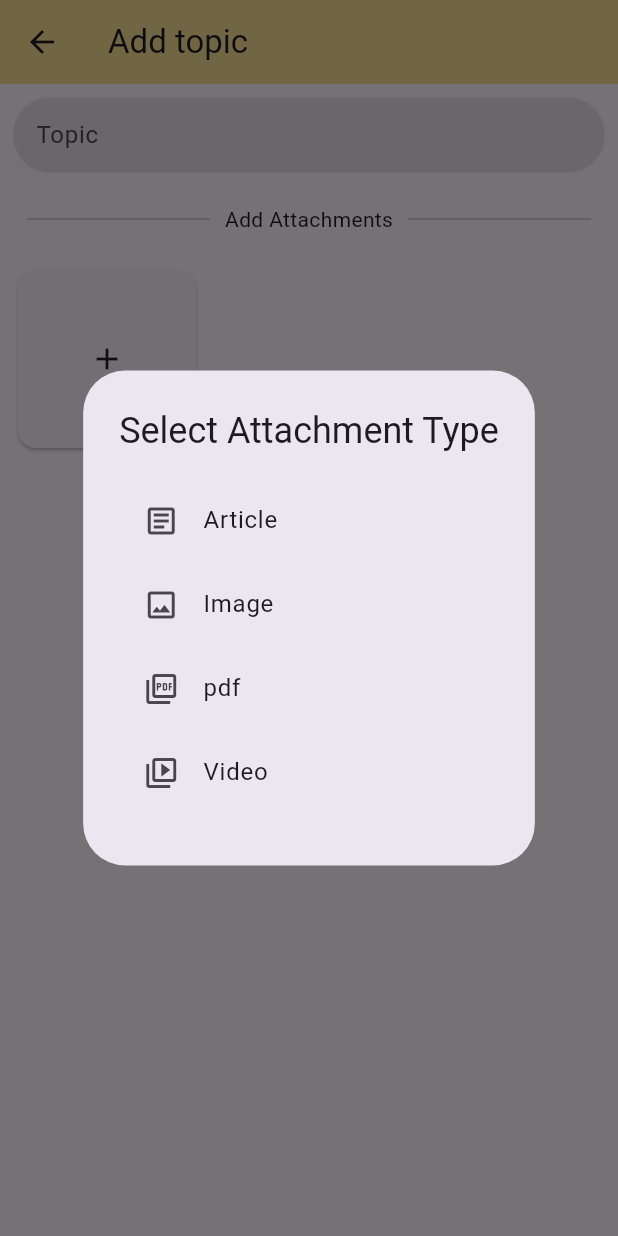
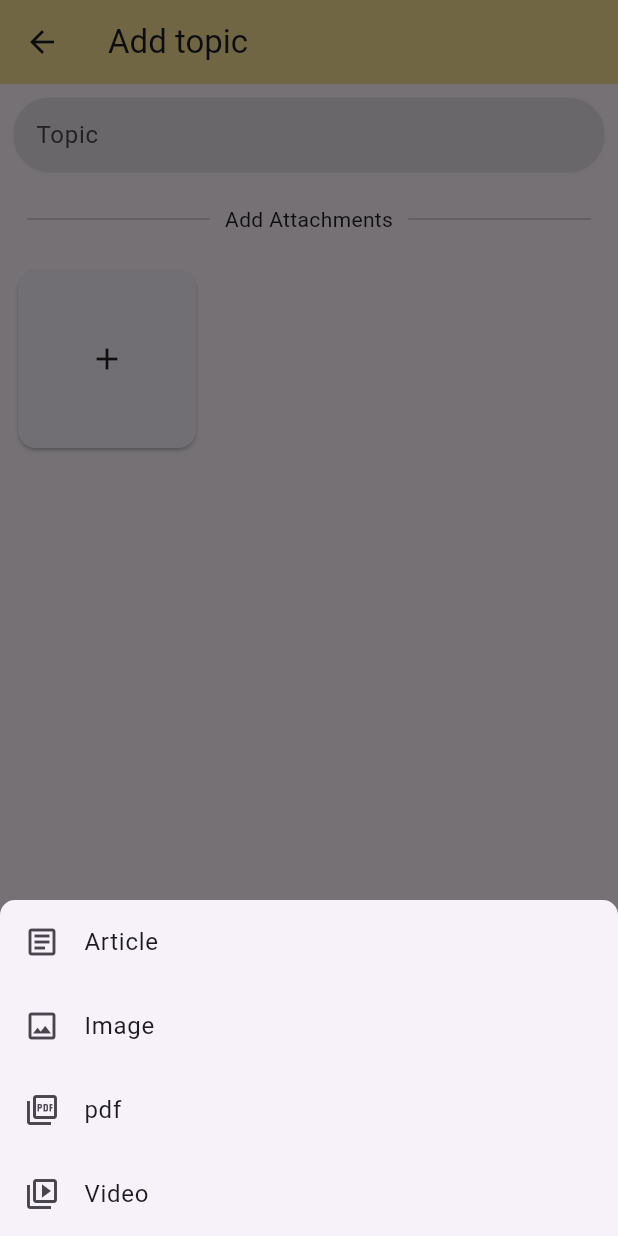
Before and after one commit to sudoadarsh/re_vision, a Flutter app: the screen it shows after launch, after a tap on the "add" icon, on a phone screen of 412 x 824 dp. Run offline on Flutter 3.47's test engine with Material 2 defaults, Android fonts, the phone set to English and light mode, and no system bars; our stand-ins replace bloc, flutter_bloc, shared_preferences, sqflite, table_calendar; missing offline and left inert: favicon; accounts and stored records are empty.

```diff
--- /dev/null
+++ b/lib/base_widgets/base_bottom_modal_sheet.dart
@@ -0,0 +1,23 @@
+import 'package:flutter/material.dart';
+
+class BaseBottomModalSheet extends StatelessWidget {
+  const BaseBottomModalSheet({
+    Key? key,
+    required this.context,
+    required this.child,
+  }) : super(key: key);
+
+  final BuildContext context;
+  final Widget child;
+
+  @override
+  Widget build(BuildContext context) {
+    return SingleChildScrollView(
+      child: Container(
+        padding: EdgeInsets.only(
+            bottom: MediaQuery.of(context).viewInsets.bottom),
+        child: child,
+      ),
+    );
+  }
+}
--- a/lib/constants/decoration_constants.dart
+++ b/lib/constants/decoration_constants.dart
@@ -2,5 +2,24 @@ import 'package:flutter/cupertino.dart';
 
 class DecorationConstants {
   /// Gives circle shape to the widget.
-  static const BoxDecoration circleShape = BoxDecoration(shape: BoxShape.circle);
+  static const BoxDecoration circleShape =
+      BoxDecoration(shape: BoxShape.circle);
+
+  /// Gives rounded border to top of a widget. Is passed to parameter [ShapeBorder].
+  static const RoundedRectangleBorder roundedRectangleBorderTop =
+      RoundedRectangleBorder(
+    borderRadius: BorderRadius.only(
+      topRight: Radius.circular(10.0),
+      topLeft: Radius.circular(10.0),
+    ),
+  );
+
+  /// Gives rounded border to bottom of a widget. Is passed to parameter [ShapeBorder].
+  static const RoundedRectangleBorder roundedRectangleBorderBottom =
+      RoundedRectangleBorder(
+    borderRadius: BorderRadius.only(
+      bottomRight: Radius.circular(10.0),
+      bottomLeft: Radius.circular(10.0),
+    ),
+  );
 }
--- a/lib/constants/icon_constants.dart
+++ b/lib/constants/icon_constants.dart
@@ -35,9 +35,9 @@ class IconConstants {
   static const Icon pdf = Icon(Icons.picture_as_pdf_outlined);
   static const Icon link = Icon(Icons.link);
   static const Widget close = CircleAvatar(
-    radius: 12.0,
+    radius: 18,
     backgroundColor: ColorConstants.secondary,
-    child: Icon(Icons.close, color: ColorConstants.white, size: 16),
+    child: Icon(Icons.close, color: ColorConstants.white, size: 18),
   );
   static final Widget noFavIcon = Image.asset(
     StringConstants.noFavIcon,
--- a/lib/constants/string_constants.dart
+++ b/lib/constants/string_constants.dart
@@ -49,4 +49,9 @@ class StringConstants {
   static const String cancel = 'Cancel';
   static const String save = 'Save';
   static const String link = 'link';
+
+  static const String deleteAttachment = 'Delete this attachment?';
+  static const String ok = 'OK';
+
+  static const String saveAnArticle = 'Save an article';
 }
--- a/lib/models/attachment_dm.dart
+++ b/lib/models/attachment_dm.dart
@@ -1,38 +1,31 @@
-import 'package:re_vision/models/attachment_type_dm.dart';
+import 'package:flutter/cupertino.dart';
 
-/// type : "type"
-/// data : "data"
+enum AttachmentType {
+  link(0),
+  image(1),
+  pdf(2);
+
+  const AttachmentType(this.value);
+
+  final int value;
+}
 
 class AttachmentDm {
+  final String? title;
+  final Icon? icon;
+  final bool isArticle;
+  final bool isPdf;
+  final bool isImage;
+  final bool isVideo;
+  final String? data;
+
   AttachmentDm({
-    AttachmentType? type,
-    String? data,
-  }) {
-    _type = type;
-    _data = data;
-  }
-
-  AttachmentDm.fromJson(dynamic json) {
-    _type = json['type'];
-    _data = json['data'];
-  }
-  AttachmentType? _type;
-  String? _data;
-  AttachmentDm copyWith({
-    AttachmentType? type,
-    String? data,
-  }) =>
-      AttachmentDm(
-        type: type ?? _type,
-        data: data ?? _data,
-      );
-  AttachmentType? get type => _type;
-  String? get data => _data;
-
-  Map<String, dynamic> toJson() {
-    final map = <String, dynamic>{};
-    map['type'] = _type;
-    map['data'] = _data;
-    return map;
-  }
+    this.title,
+    this.icon,
+    this.data,
+    this.isArticle = true,
+    this.isImage = false,
+    this.isPdf = false,
+    this.isVideo = false,
+  });
 }
--- a/lib/models/attachment_type_dm.dart
+++ /dev/null
@@ -1,29 +0,0 @@
-import 'package:flutter/cupertino.dart';
-
-enum AttachmentType {
-  link(0),
-  image(1),
-  pdf(2);
-
-  const AttachmentType(this.value);
-
-  final int value;
-}
-
-class AttachmentTypeDm {
-  final String title;
-  final Icon icon;
-  final bool isArticle;
-  final bool isPdf;
-  final bool isVideo;
-  final String? data;
-
-  AttachmentTypeDm({
-    required this.title,
-    required this.icon,
-    this.data,
-    this.isArticle = true,
-    this.isPdf = false,
-    this.isVideo = false,
-  });
-}
--- /dev/null
+++ b/lib/modules/add_attachment_page/add_attachment_page.dart
@@ -0,0 +1,118 @@
+import 'package:flutter/material.dart';
+import 'package:re_vision/base_widgets/base_depth_form_field.dart';
+import 'package:re_vision/constants/color_constants.dart';
+import 'package:re_vision/extensions/widget_extensions.dart';
+
+import '../../base_widgets/base_text.dart';
+import '../../constants/icon_constants.dart';
+import '../../constants/string_constants.dart';
+import '../../models/attachment_dm.dart';
+
+class AddAttachmentPage extends StatefulWidget {
+  const AddAttachmentPage({Key? key}) : super(key: key);
+
+  @override
+  State<AddAttachmentPage> createState() => _AddAttachmentPageState();
+}
+
+class _AddAttachmentPageState extends State<AddAttachmentPage> {
+  // The list of available attachment types.
+  static final List<AttachmentDm> _attachmentList = [
+    AttachmentDm(
+        title: StringConstants.article, icon: IconConstants.article),
+    AttachmentDm(title: StringConstants.image, icon: IconConstants.image),
+    AttachmentDm(title: StringConstants.pdf, icon: IconConstants.pdf),
+    AttachmentDm(title: StringConstants.video, icon: IconConstants.video),
+  ];
+
+  // Boolean to control the current widget in the modal bottom sheet.
+  bool _articleSelected = false;
+
+  // Global key for text form field that takes the link as an input.
+  final GlobalKey<FormFieldState<String>> _linkFieldKey =
+      GlobalKey<FormFieldState<String>>();
+
+  // The list of view of attachments.
+  Widget _body() {
+    return StatefulBuilder(
+      builder: (context, sst) {
+        // When the user taps on article, change the widget to text form field.
+        return AnimatedCrossFade(
+          duration: const Duration(milliseconds: 400),
+          firstChild: ListView.builder(
+            shrinkWrap: true,
+            itemCount: _attachmentList.length,
+            itemBuilder: (context, index) {
+              AttachmentDm attachment = _attachmentList[index];
+              return ListTile(
+                onTap: () {
+                  // If the user taps on [Article].
+                  if (attachment.isArticle) {
+                    sst(() {
+                      _articleSelected = true;
+                    });
+                  }
+                },
+                leading: attachment.icon,
+                title: BaseText(attachment.title ?? ''),
+              );
+            },
+          ),
+          secondChild: _pasteLink(sst),
+          crossFadeState: _articleSelected
+              ? CrossFadeState.showSecond
+              : CrossFadeState.showFirst,
+        );
+      },
+    );
+  }
+
+  // Paste link here text form field.
+  Widget _pasteLink(void Function(void Function()) sst) {
+    return Column(
+      children: [
+        ListTile(
+          leading: _attachmentList[0].icon,
+          title: BaseText(_attachmentList[0].title ?? ''),
+        ),
+        BaseTextFormFieldWithDepth(
+          maxLines: 4,
+          key: _linkFieldKey,
+          hintText: StringConstants.pasteTheLinkHere,
+        ),
+        Row(
+          children: [
+            // Cancel the the addition of article.
+            TextButton(
+              onPressed: () {
+                sst(() {
+                  _articleSelected = false;
+                });
+              },
+              child: const BaseText(StringConstants.cancel,
+                  color: ColorConstants.secondary),
+            ),
+            // Save the article.
+            TextButton(
+              onPressed: () {
+
+              },
+              child: const BaseText(StringConstants.save,
+                  color: ColorConstants.primary),
+            )
+          ],
+        ),
+      ],
+    ).paddingDefault();
+  }
+
+  @override
+  Widget build(BuildContext context) {
+    return _body();
+  }
+
+  // Function to save the article.
+  // void _saveArticle(AttachmentDm attachmentTypeDm) {
+  //   context.read<AttachmentCubit>().addAttachment(AttachmentDm());
+  // }
+}
--- a/lib/modules/topic_page/topic_page.dart
+++ b/lib/modules/topic_page/topic_page.dart
@@ -1,29 +1,35 @@
 import 'package:favicon/favicon.dart';
-import 'package:flutter/cupertino.dart';
 import 'package:flutter/material.dart';
-import 'package:flutter/services.dart';
 import 'package:flutter_bloc/flutter_bloc.dart';
-import 'package:re_vision/base_widgets/base_alert_dialog.dart';
 import 'package:re_vision/base_widgets/base_depth_form_field.dart';
 import 'package:re_vision/base_widgets/base_text.dart';
 import 'package:re_vision/constants/color_constants.dart';
+import 'package:re_vision/constants/decoration_constants.dart';
 import 'package:re_vision/constants/icon_constants.dart';
 import 'package:re_vision/constants/size_constants.dart';
 import 'package:re_vision/constants/string_constants.dart';
 import 'package:re_vision/extensions/widget_extensions.dart';
 import 'package:re_vision/state_management/attachment/attachment_cubit.dart';
-import 'package:url_launcher/url_launcher.dart';
 
+import '../../base_widgets/base_bottom_modal_sheet.dart';
 import '../../models/attachment_dm.dart';
-import '../../models/attachment_type_dm.dart';
+import '../add_attachment_page/add_attachment_page.dart';
 
-class _AppBar {
-  static PreferredSizeWidget appBar(String title) {
+class _AppBar extends StatelessWidget with PreferredSizeWidget {
+  const _AppBar({Key? key, required this.title}) : super(key: key);
+
+  final String title;
+
+  @override
+  Widget build(BuildContext context) {
     return AppBar(
       title: BaseText(title),
       backgroundColor: ColorConstants.button,
     );
   }
+
+  @override
+  Size get preferredSize => const Size.fromHeight(56.0);
 }
 
 class _TopicField extends StatelessWidget {
@@ -45,7 +51,7 @@ class _Separator extends StatelessWidget {
   const _Separator({Key? key}) : super(key: key);
 
   static const Widget _divider =
-      Expanded(child: Divider(thickness: 1, indent: 10.0, endIndent: 10.0));
+  Expanded(child: Divider(thickness: 1, indent: 10.0, endIndent: 10.0));
 
   @override
   Widget build(BuildContext context) {
@@ -59,218 +65,6 @@ class _Separator extends StatelessWidget {
   }
 }
 
-class _AddAttachment extends StatefulWidget {
-  const _AddAttachment({Key? key, this.attachmentDm}) : super(key: key);
-
-  final AttachmentDm? attachmentDm;
-
-  @override
-  State<_AddAttachment> createState() => _AddAttachmentState();
-}
-
-class _AddAttachmentState extends State<_AddAttachment> {
-  AttachmentDm? get _attachmentDm => widget.attachmentDm;
-
-  late bool noAttachment;
-
-  // Function to get the correct type of widget according to the attachment
-  // type.
-  Future<Widget?> getChild() async {
-    if (_attachmentDm?.type == AttachmentType.link) {
-      Favicon? imageUrl = await getImageUrl(_attachmentDm);
-      return ClipRRect(
-        borderRadius: BorderRadius.circular(8.0),
-        child: Image.network(imageUrl?.url ?? '', height: 40.0, width: 40.0),
-      );
-    }
-    return null;
-  }
-
-  @override
-  void initState() {
-    noAttachment = widget.attachmentDm?.data == null;
-    super.initState();
-  }
-
-  @override
-  Widget build(BuildContext context) {
-    return GestureDetector(
-      // On Tap will only be enabled when the grid card has no attachment
-      // data.
-      onTap: noAttachment
-          ? _emptyGrid
-          : _launchUrl,
-      onLongPress: () {
-        // To vibrate the phone on a long press.
-        HapticFeedback.vibrate();
-        print('Long pressed');
-      },
-      child: Card(
-        child: FutureBuilder(
-          future: getChild(),
-          builder: (context, snapshot) {
-            if (snapshot.connectionState == ConnectionState.waiting) {
-              return const CupertinoActivityIndicator();
-            } else if (snapshot.hasData) {
-              return snapshot.data ?? SizeConstants.none;
-            } else if (snapshot.hasError) {
-              return IconConstants.noFavIcon;
-            }
-            return IconConstants.add;
-          },
-        ),
-      ),
-    );
-  }
-
-  // Function to delete the long pressed attachment card.
-  void _deleteAttachment() {
-    context
-        .read<AttachmentCubit>()
-        .removeAttachment(widget.attachmentDm!);
-  }
-
-  // Function to get the image from the website url.
-  Future<Favicon?> getImageUrl(AttachmentDm? attachment) async {
-    return await FaviconFinder.getBest(attachment?.data ?? '');
-  }
-
-  // Function to call on tapping a empty grid card.
-  void _emptyGrid() async {
-    await showDialog(
-      context: context,
-      builder: (_) => const BaseAlertDialog(
-        title: StringConstants.selectAttachmentType,
-        customContent: _AttachTypeContainer(),
-        actions: [SizeConstants.none],
-      ),
-    );
-  }
-
-  // Function to launch an url.
-  void _launchUrl() async {
-    try {
-      final Uri url = Uri.parse(widget.attachmentDm?.data ?? '');
-      await launchUrl(url, mode: LaunchMode.inAppWebView);
-    } catch (e) {
-      // todo: handle argument error.
-      debugPrint('Unable to launch the url: ${widget.attachmentDm?.data}');
-      debugPrint(e.toString());
-    }
-  }
-}
-
-class _AttachTypeContainer extends StatefulWidget {
-  const _AttachTypeContainer({Key? key}) : super(key: key);
-
-  static final List<AttachmentTypeDm> _attachmentList = [
-    AttachmentTypeDm(
-        title: StringConstants.article, icon: IconConstants.article),
-    AttachmentTypeDm(title: StringConstants.image, icon: IconConstants.image),
-    AttachmentTypeDm(title: StringConstants.pdf, icon: IconConstants.pdf),
-    AttachmentTypeDm(title: StringConstants.video, icon: IconConstants.video),
-  ];
-
-  @override
-  State<_AttachTypeContainer> createState() => _AttachTypeContainerState();
-}
-
-class _AttachTypeContainerState extends State<_AttachTypeContainer> {
-  // Key to obtain the value from the link paste field.
-  late final TextEditingController _linkPaste;
-
-  // Boolean to control the current visible widget in the dropdown.
-  late bool _addAttachment;
-
-  @override
-  void initState() {
-    _linkPaste = TextEditingController();
-    _addAttachment = false;
-    super.initState();
-  }
-
-  @override
-  void dispose() {
-    _linkPaste.dispose();
-    super.dispose();
-  }
-
-  Widget _saveAttachment() {
-    return Column(
-      children: [
-        BaseTextFormFieldWithDepth(
-          controller: _linkPaste,
-          hintText: StringConstants.pasteTheLinkHere,
-          maxLines: 6,
-        ),
-        Row(
-          mainAxisAlignment: MainAxisAlignment.end,
-          children: [
-            // Button to cancel adding of link.
-            TextButton(
-              onPressed: () {
-                _addAttachment = !_addAttachment;
-                sst();
-              },
-              child: const BaseText(
-                StringConstants.cancel,
-                color: ColorConstants.secondary,
-              ),
-            ),
-
-            // Button to save the added a link.
-            TextButton(
-              onPressed: () {
-                if (_linkPaste.text.isNotEmpty) {
-                  context.read<AttachmentCubit>().addAttachment(AttachmentDm(
-                      type: AttachmentType.link, data: _linkPaste.text));
-                }
-                Navigator.pop(context);
-              },
-              child: const BaseText(
-                StringConstants.save,
-                color: ColorConstants.primary,
-              ),
-            ),
-          ],
-        )
-      ],
-    );
-  }
-
-  @override
-  Widget build(BuildContext context) {
-    return SizedBox(
-      height: 210,
-      width: 200,
-      child: StatefulBuilder(
-        builder: (context, set) {
-          return _addAttachment
-              ? _saveAttachment()
-              : ListView.builder(
-                  itemCount: _AttachTypeContainer._attachmentList.length,
-                  itemBuilder: (context, index) {
-                    return ListTile(
-                      leading: _AttachTypeContainer._attachmentList[index].icon,
-                      onTap: () {
-                        set(() {
-                          _addAttachment = !_addAttachment;
-                        });
-                      },
-                      title: BaseText(
-                        _AttachTypeContainer._attachmentList[index].title,
-                      ),
-                    );
-                  },
-                );
-        },
-      ),
-    );
-  }
-
-  void sst() => setState(() {});
-}
-
 class TopicPage extends StatefulWidget {
   const TopicPage({Key? key}) : super(key: key);
 
@@ -282,6 +76,9 @@ class _TopicPageState extends State<TopicPage> {
   // Controller for the topic entry field.
   late final TextEditingController _topicController;
 
+  // List to store the grid cards of added attachments.
+  List<AttachmentDm> _attachmentCards = [];
+
   @override
   void initState() {
     _topicController = TextEditingController();
@@ -291,7 +88,7 @@ class _TopicPageState extends State<TopicPage> {
   @override
   Widget build(BuildContext context) {
     return Scaffold(
-      appBar: _AppBar.appBar('Add topic'),
+      appBar: const _AppBar(title: 'Add topic'),
       body: Column(
         children: [
           _TopicField(topicController: _topicController),
@@ -301,17 +98,26 @@ class _TopicPageState extends State<TopicPage> {
           Expanded(
             child: BlocBuilder<AttachmentCubit, AttachmentState>(
               builder: (context, state) {
-                // Adding a empty attachment card.
-                List<AttachmentDm> attachments = [AttachmentDm()];
-                attachments.addAll(state.attachments);
+                _attachmentCards = state.attachments + [AttachmentDm()];
 
                 // The grid of attachments.
                 return GridView.builder(
                   gridDelegate: _gridDelegate,
-                  itemCount: attachments.length,
+                  itemCount: _attachmentCards.length,
                   itemBuilder: (context, index) {
-                    return _AddAttachment(
-                      attachmentDm: attachments[index],
+                    String data = _attachmentCards[index].data ?? '';
+                    return InkWell(
+                      onTap: () async {
+                        data.isNotEmpty
+                            ? null
+                            : WidgetsBinding.instance
+                            .addPostFrameCallback((timeStamp) {
+                          _addAttachmentSheet();
+                        });
+                      },
+                      child: const Card(
+                        child: IconConstants.add,
+                      ),
                     );
                   },
                 );
@@ -331,7 +137,7 @@ class _TopicPageState extends State<TopicPage> {
 
   // Grid delete for the grid view builder.
   final SliverGridDelegate _gridDelegate =
-      const SliverGridDelegateWithFixedCrossAxisCount(
+  const SliverGridDelegateWithFixedCrossAxisCount(
     crossAxisCount: 3,
     mainAxisSpacing: 8.0,
     crossAxisSpacing: 8.0,
@@ -343,4 +149,21 @@ class _TopicPageState extends State<TopicPage> {
     Favicon? data = await FaviconFinder.getBest(url);
     return data?.url;
   }
+
+  // Function to open to the bottom modal screen to select the attachment
+  // type.
+  Future _addAttachmentSheet() async =>
+      showModalBottomSheet(
+        isScrollControlled: true,
+        context: context,
+        shape: DecorationConstants.roundedRectangleBorderTop,
+        builder: (_) =>
+            BlocProvider(
+              create: (context) => AttachmentCubit(),
+              child: BaseBottomModalSheet(
+                context: context,
+                child: const AddAttachmentPage(),
+              ),
+            ),
+      );
 }
--- a/lib/state_management/add_topic_action/add_topic_action_cubit.dart
+++ /dev/null
@@ -1,13 +0,0 @@
-// ignore_for_file: depend_on_referenced_packages
-
-import 'package:bloc/bloc.dart';
-import 'package:meta/meta.dart';
-
-part 'add_topic_action_state.dart';
-
-class AddTopicActionCubit extends Cubit<AddTopicActionState> {
-  AddTopicActionCubit() : super(const AddTopicActionState());
-  void interact() {
-    emit (AddTopicActionState(longPressed: !state.longPressed));
-  }
-}
--- a/lib/state_management/add_topic_action/add_topic_action_state.dart
+++ /dev/null
@@ -1,7 +0,0 @@
-part of 'add_topic_action_cubit.dart';
-
-@immutable
-class AddTopicActionState {
-  final bool longPressed;
-  const AddTopicActionState({this.longPressed = false});
-}
--- a/lib/state_management/attachment/attachment_cubit.dart
+++ b/lib/state_management/attachment/attachment_cubit.dart
@@ -1,7 +1,6 @@
 // ignore: depend_on_referenced_packages
 import 'package:bloc/bloc.dart';
-
-import '../../models/attachment_dm.dart';
+import 'package:re_vision/models/attachment_dm.dart';
 
 part 'attachment_state.dart';
 
```
